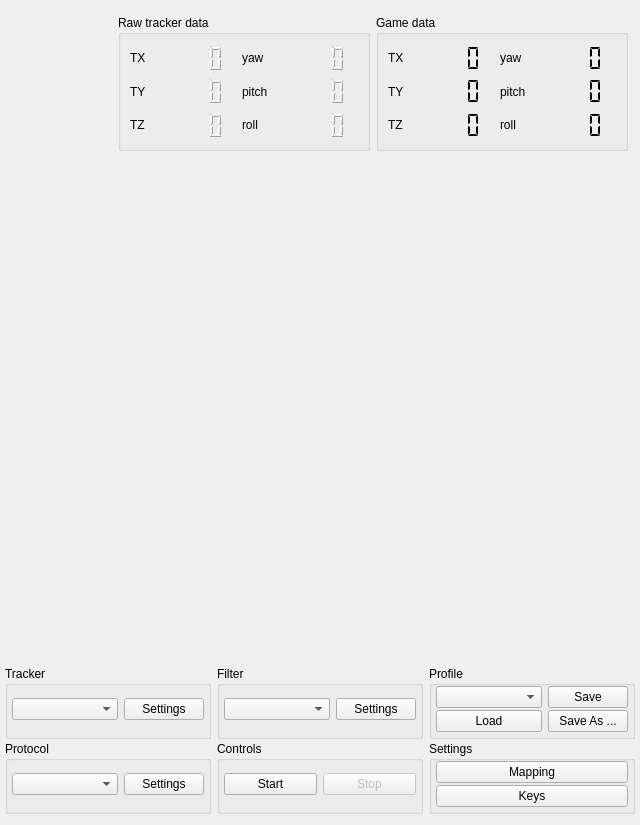
Above: facetracknoir/facetracknoir.ui from opentrack/opentrack before the change. Below: the same form after it.
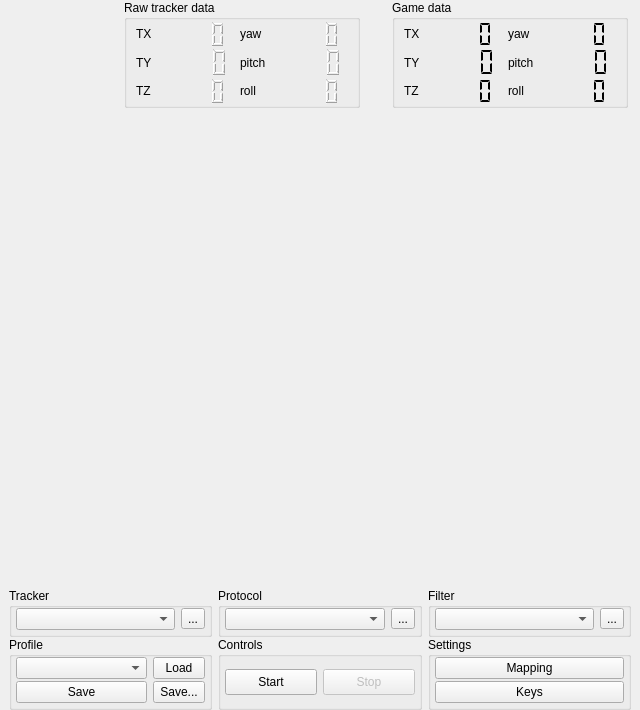
That is the form after the change. Icons and pictures are not drawn. Custom widgets are drawn as their Qt base class.

Commit message: nix ui taking too much vertical space

```diff
--- a/facetracknoir/facetracknoir.ui
+++ b/facetracknoir/facetracknoir.ui
@@ -8,25 +8,24 @@
     <x>0</x>
     <y>0</y>
     <width>640</width>
-    <height>825</height>
+    <height>710</height>
    </rect>
   </property>
-  <property name="sizePolicy">
-   <sizepolicy hsizetype="Preferred" vsizetype="Preferred">
-    <horstretch>0</horstretch>
-    <verstretch>0</verstretch>
-   </sizepolicy>
-  </property>
   <property name="windowIcon">
    <iconset resource="main-facetracknoir.qrc">
     <normaloff>:/images/facetracknoir.png</normaloff>:/images/facetracknoir.png</iconset>
   </property>
   <property name="styleSheet">
-   <string notr="true">#video_feed, #bottom_controls, #top_display, #video_frame_label, #video_frame, QMainWindow { border: 0; }
-QMainWindow, #video_frame { margin: 0; padding: 0; }
+   <string notr="true">#video_feed { border: 0; }
 </string>
   </property>
   <widget class="QWidget" name="centralWidget">
+   <property name="sizePolicy">
+    <sizepolicy hsizetype="Preferred" vsizetype="Preferred">
+     <horstretch>0</horstretch>
+     <verstretch>0</verstretch>
+    </sizepolicy>
+   </property>
    <layout class="QVBoxLayout" name="verticalLayout">
     <property name="spacing">
      <number>0</number>
@@ -44,34 +43,40 @@
      <number>0</number>
     </property>
     <item>
-     <widget class="QGroupBox" name="top_display">
+     <widget class="QFrame" name="top_display">
       <property name="sizePolicy">
-       <sizepolicy hsizetype="Preferred" vsizetype="MinimumExpanding">
+       <sizepolicy hsizetype="Preferred" vsizetype="Expanding">
         <horstretch>0</horstretch>
         <verstretch>0</verstretch>
        </sizepolicy>
       </property>
-      <property name="title">
-       <string/>
-      </property>
       <layout class="QHBoxLayout" name="horizontalLayout">
+       <property name="spacing">
+        <number>32</number>
+       </property>
+       <property name="leftMargin">
+        <number>12</number>
+       </property>
+       <property name="topMargin">
+        <number>0</number>
+       </property>
+       <property name="rightMargin">
+        <number>12</number>
+       </property>
+       <property name="bottomMargin">
+        <number>0</number>
+       </property>
        <item>
         <widget class="GLWidget" name="pose_display" native="true">
          <property name="sizePolicy">
-          <sizepolicy hsizetype="Fixed" vsizetype="Fixed">
+          <sizepolicy hsizetype="Expanding" vsizetype="Expanding">
            <horstretch>0</horstretch>
            <verstretch>0</verstretch>
           </sizepolicy>
          </property>
-         <property name="minimumSize">
-          <size>
-           <width>100</width>
-           <height>120</height>
-          </size>
-         </property>
          <property name="maximumSize">
           <size>
-           <width>100</width>
+           <width>80</width>
            <height>120</height>
           </size>
          </property>
@@ -79,10 +84,25 @@
        </item>
        <item>
         <widget class="QGroupBox" name="box_raw_headpose">
+         <property name="sizePolicy">
+          <sizepolicy hsizetype="Minimum" vsizetype="Minimum">
+           <horstretch>0</horstretch>
+           <verstretch>0</verstretch>
+          </sizepolicy>
+         </property>
          <property name="title">
           <string notr="true">Raw tracker data</string>
          </property>
          <layout class="QGridLayout" name="gridLayout_12">
+          <property name="topMargin">
+           <number>0</number>
+          </property>
+          <property name="bottomMargin">
+           <number>0</number>
+          </property>
+          <property name="verticalSpacing">
+           <number>0</number>
+          </property>
           <item row="0" column="1">
            <widget class="QLCDNumber" name="raw_x">
             <property name="enabled">
@@ -382,10 +402,25 @@
        </item>
        <item>
         <widget class="QGroupBox" name="box_mapped_headpose">
+         <property name="sizePolicy">
+          <sizepolicy hsizetype="Minimum" vsizetype="Minimum">
+           <horstretch>0</horstretch>
+           <verstretch>0</verstretch>
+          </sizepolicy>
+         </property>
          <property name="title">
           <string notr="true">Game data</string>
          </property>
-         <layout class="QGridLayout" name="gridLayout_10">
+         <layout class="QGridLayout" name="gridLayout_14">
+          <property name="topMargin">
+           <number>0</number>
+          </property>
+          <property name="bottomMargin">
+           <number>0</number>
+          </property>
+          <property name="verticalSpacing">
+           <number>0</number>
+          </property>
           <item row="1" column="0">
            <widget class="QLabel" name="lblY_2">
             <property name="enabled">
@@ -651,7 +686,7 @@
      </widget>
     </item>
     <item>
-     <widget class="QGroupBox" name="video_feed">
+     <widget class="QFrame" name="video_feed">
       <property name="sizePolicy">
        <sizepolicy hsizetype="Fixed" vsizetype="Fixed">
         <horstretch>0</horstretch>
@@ -667,12 +702,9 @@
       <property name="maximumSize">
        <size>
         <width>640</width>
-        <height>16777215</height>
+        <height>480</height>
        </size>
       </property>
-      <property name="title">
-       <string/>
-      </property>
       <layout class="QGridLayout" name="gridLayout_11">
        <property name="leftMargin">
         <number>0</number>
@@ -733,9 +765,6 @@
               <height>480</height>
              </size>
             </property>
-            <property name="lineWidth">
-             <number>0</number>
-            </property>
             <property name="text">
              <string/>
             </property>
@@ -748,246 +777,48 @@
      </widget>
     </item>
     <item>
-     <widget class="QGroupBox" name="bottom_controls">
-      <property name="sizePolicy">
-       <sizepolicy hsizetype="Preferred" vsizetype="Maximum">
-        <horstretch>0</horstretch>
-        <verstretch>0</verstretch>
-       </sizepolicy>
-      </property>
-      <property name="title">
-       <string/>
-      </property>
+     <widget class="QFrame" name="bottom_controls">
       <layout class="QGridLayout" name="gridLayout_2">
-       <property name="leftMargin">
-        <number>2</number>
-       </property>
        <property name="topMargin">
-        <number>8</number>
-       </property>
-       <property name="rightMargin">
-        <number>2</number>
+        <number>0</number>
        </property>
        <property name="bottomMargin">
-        <number>8</number>
+        <number>0</number>
+       </property>
+       <property name="horizontalSpacing">
+        <number>6</number>
        </property>
        <property name="verticalSpacing">
-        <number>2</number>
+        <number>0</number>
        </property>
-       <item row="1" column="0">
-        <widget class="QGroupBox" name="groupGameProtocol">
-         <property name="sizePolicy">
-          <sizepolicy hsizetype="Preferred" vsizetype="Preferred">
-           <horstretch>0</horstretch>
-           <verstretch>0</verstretch>
-          </sizepolicy>
-         </property>
-         <property name="title">
-          <string>Protocol</string>
-         </property>
-         <layout class="QGridLayout" name="gridLayout_4">
-          <property name="leftMargin">
-           <number>4</number>
-          </property>
-          <property name="topMargin">
-           <number>0</number>
-          </property>
-          <property name="rightMargin">
-           <number>4</number>
-          </property>
-          <property name="bottomMargin">
-           <number>4</number>
-          </property>
-          <property name="verticalSpacing">
-           <number>2</number>
-          </property>
-          <item row="0" column="1">
-           <widget class="QPushButton" name="btnShowServerControls">
-            <property name="enabled">
-             <bool>true</bool>
-            </property>
-            <property name="sizePolicy">
-             <sizepolicy hsizetype="Maximum" vsizetype="Fixed">
-              <horstretch>0</horstretch>
-              <verstretch>0</verstretch>
-             </sizepolicy>
-            </property>
-            <property name="text">
-             <string>Settings</string>
-            </property>
-           </widget>
-          </item>
-          <item row="0" column="0">
-           <widget class="QComboBox" name="iconcomboProtocol">
-            <property name="sizePolicy">
-             <sizepolicy hsizetype="Minimum" vsizetype="Preferred">
-              <horstretch>0</horstretch>
-              <verstretch>0</verstretch>
-             </sizepolicy>
-            </property>
-           </widget>
-          </item>
-         </layout>
-        </widget>
-       </item>
-       <item row="0" column="0">
-        <widget class="QGroupBox" name="groupTrackerSource">
-         <property name="sizePolicy">
-          <sizepolicy hsizetype="Preferred" vsizetype="Preferred">
-           <horstretch>0</horstretch>
-           <verstretch>0</verstretch>
-          </sizepolicy>
-         </property>
-         <property name="title">
-          <string>Tracker</string>
-         </property>
-         <layout class="QGridLayout" name="gridLayout">
-          <property name="leftMargin">
-           <number>4</number>
-          </property>
-          <property name="topMargin">
-           <number>0</number>
-          </property>
-          <property name="rightMargin">
-           <number>4</number>
-          </property>
-          <property name="bottomMargin">
-           <number>4</number>
-          </property>
-          <property name="verticalSpacing">
-           <number>2</number>
-          </property>
-          <item row="0" column="0">
-           <widget class="QComboBox" name="iconcomboTrackerSource">
-            <property name="sizePolicy">
-             <sizepolicy hsizetype="Minimum" vsizetype="Preferred">
-              <horstretch>0</horstretch>
-              <verstretch>0</verstretch>
-             </sizepolicy>
-            </property>
-           </widget>
-          </item>
-          <item row="0" column="1">
-           <widget class="QPushButton" name="btnShowEngineControls">
-            <property name="enabled">
-             <bool>true</bool>
-            </property>
-            <property name="sizePolicy">
-             <sizepolicy hsizetype="Maximum" vsizetype="Fixed">
-              <horstretch>0</horstretch>
-              <verstretch>0</verstretch>
-             </sizepolicy>
-            </property>
-            <property name="text">
-             <string>Settings</string>
-            </property>
-           </widget>
-          </item>
-         </layout>
-        </widget>
-       </item>
-       <item row="0" column="1">
-        <widget class="QGroupBox" name="groupFilter">
-         <property name="sizePolicy">
-          <sizepolicy hsizetype="Preferred" vsizetype="Preferred">
-           <horstretch>0</horstretch>
-           <verstretch>0</verstretch>
-          </sizepolicy>
-         </property>
-         <property name="title">
-          <string>Filter</string>
-         </property>
-         <layout class="QGridLayout" name="gridLayout_3">
-          <property name="leftMargin">
-           <number>4</number>
-          </property>
-          <property name="topMargin">
-           <number>0</number>
-          </property>
-          <property name="rightMargin">
-           <number>4</number>
-          </property>
-          <property name="bottomMargin">
-           <number>4</number>
-          </property>
-          <property name="verticalSpacing">
-           <number>2</number>
-          </property>
-          <item row="0" column="0">
-           <widget class="QComboBox" name="iconcomboFilter">
-            <property name="sizePolicy">
-             <sizepolicy hsizetype="Minimum" vsizetype="Preferred">
-              <horstretch>0</horstretch>
-              <verstretch>0</verstretch>
-             </sizepolicy>
-            </property>
-           </widget>
-          </item>
-          <item row="0" column="1">
-           <widget class="QPushButton" name="btnShowFilterControls">
-            <property name="enabled">
-             <bool>true</bool>
-            </property>
-            <property name="sizePolicy">
-             <sizepolicy hsizetype="Maximum" vsizetype="Fixed">
-              <horstretch>0</horstretch>
-              <verstretch>0</verstretch>
-             </sizepolicy>
-            </property>
-            <property name="text">
-             <string>Settings</string>
-            </property>
-           </widget>
-          </item>
-         </layout>
-        </widget>
-       </item>
        <item row="1" column="1">
         <widget class="QGroupBox" name="groupStartStop">
-         <property name="sizePolicy">
-          <sizepolicy hsizetype="Preferred" vsizetype="Maximum">
-           <horstretch>0</horstretch>
-           <verstretch>0</verstretch>
-          </sizepolicy>
-         </property>
-         <property name="minimumSize">
-          <size>
-           <width>0</width>
-           <height>0</height>
-          </size>
-         </property>
-         <property name="maximumSize">
-          <size>
-           <width>65536</width>
-           <height>65536</height>
-          </size>
-         </property>
          <property name="title">
           <string notr="true">Controls</string>
          </property>
+         <property name="flat">
+          <bool>true</bool>
+         </property>
          <layout class="QGridLayout" name="gridLayout_5">
           <property name="leftMargin">
            <number>4</number>
           </property>
           <property name="topMargin">
-           <number>0</number>
+           <number>12</number>
           </property>
           <property name="rightMargin">
            <number>4</number>
           </property>
           <property name="bottomMargin">
-           <number>4</number>
+           <number>12</number>
           </property>
-          <property name="verticalSpacing">
-           <number>2</number>
-          </property>
-          <item row="1" column="1">
-           <widget class="QPushButton" name="btnStopTracker">
+          <item row="0" column="1">
+           <widget class="QToolButton" name="btnStopTracker">
             <property name="enabled">
              <bool>false</bool>
             </property>
             <property name="sizePolicy">
-             <sizepolicy hsizetype="Minimum" vsizetype="Preferred">
+             <sizepolicy hsizetype="Preferred" vsizetype="Minimum">
               <horstretch>0</horstretch>
               <verstretch>0</verstretch>
              </sizepolicy>
@@ -997,10 +828,10 @@
             </property>
            </widget>
           </item>
-          <item row="1" column="0">
-           <widget class="QPushButton" name="btnStartTracker">
+          <item row="0" column="0">
+           <widget class="QToolButton" name="btnStartTracker">
             <property name="sizePolicy">
-             <sizepolicy hsizetype="Minimum" vsizetype="Preferred">
+             <sizepolicy hsizetype="Preferred" vsizetype="Minimum">
               <horstretch>0</horstretch>
               <verstretch>0</verstretch>
              </sizepolicy>
@@ -1010,52 +841,219 @@
             </property>
            </widget>
           </item>
-          <item row="0" column="0">
-           <spacer name="verticalSpacer">
-            <property name="orientation">
-             <enum>Qt::Vertical</enum>
+         </layout>
+        </widget>
+       </item>
+       <item row="1" column="2">
+        <widget class="QGroupBox" name="groupWindows">
+         <property name="title">
+          <string>Settings</string>
+         </property>
+         <property name="flat">
+          <bool>true</bool>
+         </property>
+         <layout class="QGridLayout" name="gridLayout_6">
+          <property name="leftMargin">
+           <number>4</number>
+          </property>
+          <property name="topMargin">
+           <number>0</number>
+          </property>
+          <property name="rightMargin">
+           <number>4</number>
+          </property>
+          <property name="bottomMargin">
+           <number>4</number>
+          </property>
+          <property name="verticalSpacing">
+           <number>2</number>
+          </property>
+          <item row="1" column="0">
+           <widget class="QPushButton" name="btnShortcuts">
+            <property name="sizePolicy">
+             <sizepolicy hsizetype="Preferred" vsizetype="Fixed">
+              <horstretch>0</horstretch>
+              <verstretch>0</verstretch>
+             </sizepolicy>
             </property>
-            <property name="sizeType">
-             <enum>QSizePolicy::Maximum</enum>
+            <property name="text">
+             <string>Keys</string>
             </property>
-            <property name="sizeHint" stdset="0">
+            <property name="icon">
+             <iconset resource="main-facetracknoir.qrc">
+              <normaloff>:/uielements/tools.png</normaloff>:/uielements/tools.png</iconset>
+            </property>
+            <property name="iconSize">
              <size>
-              <width>1</width>
-              <height>12</height>
+              <width>80</width>
+              <height>24</height>
              </size>
             </property>
-           </spacer>
+           </widget>
           </item>
-          <item row="2" column="0">
-           <spacer name="verticalSpacer_2">
-            <property name="orientation">
-             <enum>Qt::Vertical</enum>
+          <item row="0" column="0">
+           <widget class="QPushButton" name="btnEditCurves">
+            <property name="sizePolicy">
+             <sizepolicy hsizetype="Preferred" vsizetype="Fixed">
+              <horstretch>0</horstretch>
+              <verstretch>0</verstretch>
+             </sizepolicy>
             </property>
-            <property name="sizeType">
-             <enum>QSizePolicy::Maximum</enum>
+            <property name="text">
+             <string>Mapping</string>
             </property>
-            <property name="sizeHint" stdset="0">
+            <property name="icon">
+             <iconset resource="main-facetracknoir.qrc">
+              <normaloff>:/uielements/curves.png</normaloff>:/uielements/curves.png</iconset>
+            </property>
+            <property name="iconSize">
              <size>
-              <width>1</width>
-              <height>12</height>
+              <width>80</width>
+              <height>24</height>
              </size>
             </property>
-           </spacer>
+           </widget>
           </item>
          </layout>
         </widget>
        </item>
        <item row="0" column="2">
+        <widget class="QGroupBox" name="groupFilter">
+         <property name="title">
+          <string>Filter</string>
+         </property>
+         <property name="flat">
+          <bool>true</bool>
+         </property>
+         <layout class="QGridLayout" name="gridLayout_3">
+          <property name="leftMargin">
+           <number>4</number>
+          </property>
+          <property name="topMargin">
+           <number>0</number>
+          </property>
+          <property name="rightMargin">
+           <number>4</number>
+          </property>
+          <property name="bottomMargin">
+           <number>4</number>
+          </property>
+          <property name="verticalSpacing">
+           <number>2</number>
+          </property>
+          <item row="0" column="0">
+           <widget class="QComboBox" name="iconcomboFilter"/>
+          </item>
+          <item row="0" column="1">
+           <widget class="QToolButton" name="btnShowFilterControls">
+            <property name="enabled">
+             <bool>true</bool>
+            </property>
+            <property name="text">
+             <string>...</string>
+            </property>
+            <property name="flat" stdset="0">
+             <bool>false</bool>
+            </property>
+           </widget>
+          </item>
+         </layout>
+        </widget>
+       </item>
+       <item row="0" column="0">
+        <widget class="QGroupBox" name="groupTrackerSource">
+         <property name="title">
+          <string>Tracker</string>
+         </property>
+         <property name="flat">
+          <bool>true</bool>
+         </property>
+         <layout class="QGridLayout" name="gridLayout">
+          <property name="leftMargin">
+           <number>4</number>
+          </property>
+          <property name="topMargin">
+           <number>0</number>
+          </property>
+          <property name="rightMargin">
+           <number>4</number>
+          </property>
+          <property name="bottomMargin">
+           <number>4</number>
+          </property>
+          <property name="verticalSpacing">
+           <number>2</number>
+          </property>
+          <item row="0" column="0">
+           <widget class="QComboBox" name="iconcomboTrackerSource"/>
+          </item>
+          <item row="0" column="1">
+           <widget class="QToolButton" name="btnShowEngineControls">
+            <property name="enabled">
+             <bool>true</bool>
+            </property>
+            <property name="text">
+             <string>...</string>
+            </property>
+            <property name="flat" stdset="0">
+             <bool>false</bool>
+            </property>
+           </widget>
+          </item>
+         </layout>
+        </widget>
+       </item>
+       <item row="0" column="1">
+        <widget class="QGroupBox" name="groupGameProtocol">
+         <property name="title">
+          <string>Protocol</string>
+         </property>
+         <property name="flat">
+          <bool>true</bool>
+         </property>
+         <layout class="QGridLayout" name="gridLayout_4">
+          <property name="leftMargin">
+           <number>4</number>
+          </property>
+          <property name="topMargin">
+           <number>0</number>
+          </property>
+          <property name="rightMargin">
+           <number>4</number>
+          </property>
+          <property name="bottomMargin">
+           <number>4</number>
+          </property>
+          <property name="verticalSpacing">
+           <number>2</number>
+          </property>
+          <item row="0" column="1">
+           <widget class="QToolButton" name="btnShowServerControls">
+            <property name="enabled">
+             <bool>true</bool>
+            </property>
+            <property name="text">
+             <string>...</string>
+            </property>
+            <property name="flat" stdset="0">
+             <bool>false</bool>
+            </property>
+           </widget>
+          </item>
+          <item row="0" column="0">
+           <widget class="QComboBox" name="iconcomboProtocol"/>
+          </item>
+         </layout>
+        </widget>
+       </item>
+       <item row="1" column="0">
         <widget class="QGroupBox" name="groupProfile">
-         <property name="sizePolicy">
-          <sizepolicy hsizetype="Preferred" vsizetype="Preferred">
-           <horstretch>0</horstretch>
-           <verstretch>0</verstretch>
-          </sizepolicy>
-         </property>
          <property name="title">
           <string>Profile</string>
          </property>
+         <property name="flat">
+          <bool>true</bool>
+         </property>
          <layout class="QGridLayout" name="gridLayout_7">
           <property name="leftMargin">
            <number>4</number>
@@ -1072,26 +1070,10 @@
           <property name="verticalSpacing">
            <number>2</number>
           </property>
-          <item row="1" column="1">
-           <widget class="QPushButton" name="btnSave">
-            <property name="enabled">
-             <bool>true</bool>
-            </property>
+          <item row="0" column="1">
+           <widget class="QToolButton" name="btnLoad">
             <property name="sizePolicy">
-             <sizepolicy hsizetype="Maximum" vsizetype="Preferred">
-              <horstretch>0</horstretch>
-              <verstretch>0</verstretch>
-             </sizepolicy>
-            </property>
-            <property name="text">
-             <string>Save</string>
-            </property>
-           </widget>
-          </item>
-          <item row="2" column="0">
-           <widget class="QPushButton" name="btnLoad">
-            <property name="sizePolicy">
-             <sizepolicy hsizetype="Minimum" vsizetype="Preferred">
+             <sizepolicy hsizetype="Preferred" vsizetype="Preferred">
               <horstretch>0</horstretch>
               <verstretch>0</verstretch>
              </sizepolicy>
@@ -1101,10 +1083,10 @@
             </property>
            </widget>
           </item>
-          <item row="1" column="0">
+          <item row="0" column="0">
            <widget class="QComboBox" name="iconcomboProfile">
             <property name="sizePolicy">
-             <sizepolicy hsizetype="Minimum" vsizetype="Preferred">
+             <sizepolicy hsizetype="Preferred" vsizetype="Preferred">
               <horstretch>0</horstretch>
               <verstretch>0</verstretch>
              </sizepolicy>
@@ -1114,8 +1096,8 @@
             </property>
            </widget>
           </item>
-          <item row="2" column="1">
-           <widget class="QPushButton" name="btnSaveAs">
+          <item row="1" column="1">
+           <widget class="QToolButton" name="btnSaveAs">
             <property name="enabled">
              <bool>true</bool>
             </property>
@@ -1126,71 +1108,23 @@
              </sizepolicy>
             </property>
             <property name="text">
-             <string>Save As ...</string>
-            </property>
-           </widget>
-          </item>
-         </layout>
-        </widget>
-       </item>
-       <item row="1" column="2">
-        <widget class="QGroupBox" name="groupWindows">
-         <property name="sizePolicy">
-          <sizepolicy hsizetype="Preferred" vsizetype="Preferred">
-           <horstretch>0</horstretch>
-           <verstretch>0</verstretch>
-          </sizepolicy>
-         </property>
-         <property name="title">
-          <string>Settings</string>
-         </property>
-         <layout class="QGridLayout" name="gridLayout_6">
-          <property name="leftMargin">
-           <number>4</number>
-          </property>
-          <property name="topMargin">
-           <number>0</number>
-          </property>
-          <property name="rightMargin">
-           <number>4</number>
-          </property>
-          <property name="bottomMargin">
-           <number>4</number>
-          </property>
-          <property name="verticalSpacing">
-           <number>2</number>
-          </property>
-          <item row="0" column="0">
-           <widget class="QPushButton" name="btnEditCurves">
-            <property name="text">
-             <string>Mapping</string>
-            </property>
-            <property name="icon">
-             <iconset resource="main-facetracknoir.qrc">
-              <normaloff>:/uielements/curves.png</normaloff>:/uielements/curves.png</iconset>
-            </property>
-            <property name="iconSize">
-             <size>
-              <width>91</width>
-              <height>20</height>
-             </size>
+             <string>Save...</string>
             </property>
            </widget>
           </item>
           <item row="1" column="0">
-           <widget class="QPushButton" name="btnShortcuts">
+           <widget class="QToolButton" name="btnSave">
+            <property name="enabled">
+             <bool>true</bool>
+            </property>
+            <property name="sizePolicy">
+             <sizepolicy hsizetype="Preferred" vsizetype="Preferred">
+              <horstretch>0</horstretch>
+              <verstretch>0</verstretch>
+             </sizepolicy>
+            </property>
             <property name="text">
-             <string>Keys</string>
-            </property>
-            <property name="icon">
-             <iconset resource="main-facetracknoir.qrc">
-              <normaloff>:/uielements/tools.png</normaloff>:/uielements/tools.png</iconset>
-            </property>
-            <property name="iconSize">
-             <size>
-              <width>98</width>
-              <height>24</height>
-             </size>
+             <string>Save</string>
             </property>
            </widget>
           </item>
```
Left out of the diff: 2 changed lines with no effect on the pictures. The commit also changes 1 other file.
